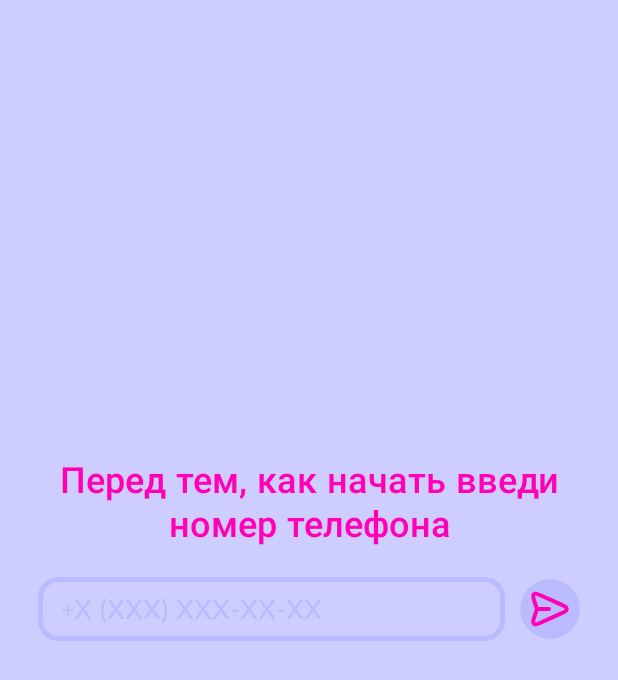
After one commit to Electr1k/Featmap, an Android app: the layout auth_send_phone_number.xml on its own in the app's theme, with its tools: preview values and no code run, on a phone screen of 412 x 824 dp. The commit adds this screen. Shown: the top 680 px of the screen. Run offline under Robolectric (Android 15) with nearby library versions, the phone set to English and light mode, and no system bars.

Commit message:
added auth screen

```diff
--- a/app/src/main/AndroidManifest.xml
+++ b/app/src/main/AndroidManifest.xml
@@ -14,6 +14,8 @@
         tools:targetApi="31">
         <activity
             android:name=".MainActivity"
+            android:screenOrientation="portrait"
+            android:windowSoftInputMode="adjustPan"
             android:exported="true">
             <intent-filter>
                 <action android:name="android.intent.action.MAIN" />
--- /dev/null
+++ b/app/src/main/java/ru/trifonov/featmap/adapter/AuthPagerAdapter.kt
@@ -0,0 +1,91 @@
+package ru.trifonov.featmap.adapter
+
+import android.content.Context
+import android.view.LayoutInflater
+import android.view.View
+import android.view.ViewGroup
+import android.view.inputmethod.InputMethodManager
+import android.widget.EditText
+import android.widget.TextView
+import androidx.cardview.widget.CardView
+import androidx.constraintlayout.widget.ConstraintLayout
+import androidx.core.widget.addTextChangedListener
+import androidx.navigation.NavController
+import androidx.viewpager.widget.PagerAdapter
+import ru.trifonov.featmap.R
+
+
+class AuthPagerAdapter(
+    private val context: Context,
+    private val fragments: List<Int>,
+    private val navController: NavController
+) : PagerAdapter() {
+
+
+    override fun instantiateItem(container: ViewGroup, position: Int): Any {
+        val inflater = LayoutInflater.from(context)
+        val view = inflater.inflate(fragments[position], container, false)
+        when (position){
+            0 -> {
+                val sendNumber = view.findViewById<CardView>(R.id.send)
+                val number = view.findViewById<EditText>(R.id.input_number)
+                val numberMessage = view.findViewById<TextView>(R.id.message_error_number)
+                val verifyGroup = view.findViewById<ConstraintLayout>(R.id.verifyGroup)
+                val sendCode = view.findViewById<CardView>(R.id.verify_code)
+                val code = view.findViewById<EditText>(R.id.input_code)
+                val codeMessage = view.findViewById<TextView>(R.id.message_error_code)
+
+                sendNumber.setOnClickListener {
+                    if (number.text.length != 11){
+                        numberMessage.text = "Введите номер телефона полностью"
+                        numberMessage.visibility = View.VISIBLE
+                    }
+                    else{
+                        val inputMethodManager = context.getSystemService(Context.INPUT_METHOD_SERVICE) as InputMethodManager
+                        inputMethodManager.hideSoftInputFromWindow(number.windowToken, 0)
+                        numberMessage.visibility = View.GONE
+                        verifyGroup.visibility = View.VISIBLE
+                        code.requestFocus()
+                    }
+                }
+
+                sendCode.setOnClickListener {
+                    if (code.text.length != 6){
+                        codeMessage.text = "Слишком короткий код"
+                        codeMessage.visibility = View.VISIBLE
+                    }
+                    else{
+                        val inputMethodManager = context.getSystemService(Context.INPUT_METHOD_SERVICE) as InputMethodManager
+                        inputMethodManager.hideSoftInputFromWindow(code.windowToken, 0)
+                        codeMessage.visibility = View.GONE
+                        println("Success")
+                        navController.navigate(R.id.action_auth_to_map)
+                    }
+                }
+                number.addTextChangedListener{
+                    codeMessage.visibility = View.GONE
+                    numberMessage.visibility = View.GONE
+                }
+                code.addTextChangedListener{
+                    codeMessage.visibility = View.GONE
+                    numberMessage.visibility = View.GONE
+                }
+            }
+        }
+
+        container.addView(view)
+        return view
+    }
+
+    override fun getCount(): Int {
+        return fragments.size
+    }
+
+    override fun isViewFromObject(view: View, obj: Any): Boolean {
+        return view == obj
+    }
+
+    override fun destroyItem(container: ViewGroup, position: Int, obj: Any) {
+        container.removeView(obj as View)
+    }
+}
--- a/app/src/main/java/ru/trifonov/featmap/fragment/AuthScreen.kt
+++ b/app/src/main/java/ru/trifonov/featmap/fragment/AuthScreen.kt
@@ -1,19 +1,18 @@
 package ru.trifonov.featmap.fragment
 
 import android.os.Bundle
-import android.os.Handler
-import android.os.Looper
 import androidx.fragment.app.Fragment
 import android.view.LayoutInflater
 import android.view.View
 import android.view.ViewGroup
-import android.widget.Button
-import android.widget.Toast
 import androidx.navigation.fragment.findNavController
+import androidx.viewpager.widget.ViewPager
 import ru.trifonov.featmap.R
+import ru.trifonov.featmap.adapter.AuthPagerAdapter
 
 
 class AuthScreen : Fragment() {
+    private lateinit var viewPager: ViewPager
 
     override fun onCreateView(
         inflater: LayoutInflater, container: ViewGroup?,
@@ -25,9 +24,8 @@ class AuthScreen : Fragment() {
 
     override fun onViewCreated(view: View, savedInstanceState: Bundle?) {
         super.onViewCreated(view, savedInstanceState)
-        val btn = view.findViewById<Button>(R.id.next_btn)
-        btn.setOnClickListener {
-            findNavController().navigate(R.id.action_auth_to_map)
-        }
+        viewPager = view.findViewById(R.id.view_pager)
+        val fragments = mutableListOf(R.layout.auth_send_phone_number)
+        viewPager.adapter = AuthPagerAdapter(requireContext(), fragments, findNavController())
     }
 }
--- a/app/src/main/java/ru/trifonov/featmap/fragment/SplashScreen.kt
+++ b/app/src/main/java/ru/trifonov/featmap/fragment/SplashScreen.kt
@@ -19,7 +19,7 @@ class SplashScreen : Fragment() {
         savedInstanceState: Bundle?
     ): View? {
         Handler(Looper.getMainLooper()).postDelayed({
-            if (PreferenceManager.getDefaultSharedPreferences(requireContext()).getBoolean("skipOnboarding", true)){
+            if (!PreferenceManager.getDefaultSharedPreferences(requireContext()).getBoolean("skipOnboarding", false)){
                 findNavController().navigate(R.id.action_splash_to_onboarding)
             }
             else findNavController().navigate(R.id.action_splash_to_auth)
--- /dev/null
+++ b/app/src/main/res/drawable/border_phone_input.xml
@@ -0,0 +1,15 @@
+<shape
+    xmlns:android="http://schemas.android.com/apk/res/android"
+    android:shape="rectangle">
+    <solid
+        android:color="@android:color/transparent"/>
+
+    <corners
+        android:bottomRightRadius="12dp"
+        android:bottomLeftRadius="12dp"
+        android:topLeftRadius="12dp"
+        android:topRightRadius="12dp"/>
+    <stroke
+        android:color="@color/btn_blue"
+        android:width="3dp"/>
+</shape>
--- /dev/null
+++ b/app/src/main/res/drawable/send_icon.xml
@@ -0,0 +1,13 @@
+<vector xmlns:android="http://schemas.android.com/apk/res/android"
+    android:width="800dp"
+    android:height="800dp"
+    android:viewportWidth="24"
+    android:viewportHeight="24">
+  <path
+      android:pathData="M11.5,12H5.419M5.246,12.797L4.242,15.799C3.691,17.442 3.416,18.264 3.614,18.77C3.785,19.21 4.153,19.543 4.608,19.67C5.131,19.816 5.922,19.46 7.502,18.749L17.637,14.189C19.18,13.494 19.951,13.147 20.19,12.665C20.397,12.246 20.397,11.754 20.19,11.335C19.951,10.853 19.18,10.506 17.637,9.811L7.485,5.243C5.909,4.534 5.121,4.179 4.598,4.325C4.144,4.451 3.776,4.783 3.604,5.222C3.406,5.727 3.678,6.547 4.222,8.188L5.248,11.279C5.342,11.561 5.389,11.702 5.407,11.846C5.423,11.974 5.423,12.103 5.407,12.231C5.388,12.375 5.341,12.516 5.246,12.797Z"
+      android:strokeLineJoin="round"
+      android:strokeWidth="2"
+      android:fillColor="#00000000"
+      android:strokeColor="#000000"
+      android:strokeLineCap="round"/>
+</vector>
--- /dev/null
+++ b/app/src/main/res/drawable/verify_icon.xml
@@ -0,0 +1,20 @@
+<vector xmlns:android="http://schemas.android.com/apk/res/android"
+    android:width="800dp"
+    android:height="800dp"
+    android:viewportWidth="32"
+    android:viewportHeight="32">
+  <path
+      android:pathData="M3,16L12,25"
+      android:strokeLineJoin="round"
+      android:strokeWidth="2"
+      android:fillColor="#00000000"
+      android:strokeColor="#000000"
+      android:strokeLineCap="round"/>
+  <path
+      android:pathData="M12,25L29,7"
+      android:strokeLineJoin="round"
+      android:strokeWidth="2"
+      android:fillColor="#00000000"
+      android:strokeColor="#000000"
+      android:strokeLineCap="round"/>
+</vector>
--- a/app/src/main/res/layout/auth_screen_fragment.xml
+++ b/app/src/main/res/layout/auth_screen_fragment.xml
@@ -5,21 +5,9 @@
     android:layout_height="match_parent"
     tools:context=".fragment.AuthScreen">
 
-    <TextView
+    <androidx.viewpager.widget.ViewPager
+        android:id="@+id/view_pager"
         android:layout_width="match_parent"
-        android:layout_height="match_parent"
-        android:background="@color/black"
-        android:textColor="@color/white"
-        android:textSize="28sp"
-        android:gravity="center"
-        android:text="auth" />
-
-    <Button
-        android:id="@+id/next_btn"
-        android:layout_width="wrap_content"
-        android:layout_height="wrap_content"
-        android:text="next"
-        android:layout_marginBottom="40dp"
-        android:layout_marginEnd="40dp"
-        android:layout_gravity="bottom|end"/>
+        android:background="@color/light_blue"
+        android:layout_height="match_parent"/>
 </FrameLayout>
--- /dev/null
+++ b/app/src/main/res/layout/auth_send_phone_number.xml
@@ -0,0 +1,154 @@
+<?xml version="1.0" encoding="utf-8"?>
+<androidx.constraintlayout.widget.ConstraintLayout xmlns:android="http://schemas.android.com/apk/res/android"
+    android:layout_width="match_parent"
+    android:layout_height="match_parent"
+    android:background="@color/light_blue"
+    xmlns:app="http://schemas.android.com/apk/res-auto">
+    <TextView
+        android:id="@+id/text"
+        android:layout_width="wrap_content"
+        android:layout_height="wrap_content"
+        android:fontFamily="@font/montserrat_semibold"
+        android:paddingHorizontal="25dp"
+        android:text="@string/input_phone_number"
+        android:textAlignment="center"
+        android:textColor="@color/pink"
+        android:textSize="24sp"
+        android:layout_marginBottom="150dp"
+        app:layout_constraintEnd_toEndOf="parent"
+        app:layout_constraintStart_toStartOf="parent"
+        app:layout_constraintBottom_toBottomOf="parent"
+        app:layout_constraintTop_toTopOf="parent" />
+    <EditText
+        android:id="@+id/input_number"
+        android:layout_width="0dp"
+        android:layout_height="wrap_content"
+        app:layout_constraintEnd_toEndOf="parent"
+        android:hint="@string/example_phone_number"
+        android:layout_marginStart="25dp"
+        android:layout_marginTop="15dp"
+        android:textColorHint="@color/btn_blue"
+        android:paddingHorizontal="15dp"
+        android:layout_marginEnd="10dp"
+        android:textColor="@color/pink"
+        android:fontFamily="@font/montserrat"
+        android:paddingVertical="7dp"
+        android:inputType="number"
+        android:maxLines="1"
+        android:maxLength="11"
+        android:background="@drawable/border_phone_input"
+        app:layout_constraintStart_toStartOf="parent"
+        app:layout_constraintEnd_toStartOf="@id/send"
+        app:layout_constraintTop_toBottomOf="@+id/text"/>
+    <androidx.cardview.widget.CardView
+        android:id="@+id/send"
+        android:layout_width="40dp"
+        android:layout_height="40dp"
+        android:layout_marginEnd="25dp"
+        app:cardBackgroundColor="@color/btn_blue"
+        app:cardElevation="0dp"
+        android:focusable="true"
+        android:clickable="true"
+        android:foreground="?android:attr/selectableItemBackground"
+        app:cardCornerRadius="20dp"
+        app:layout_constraintTop_toTopOf="@id/input_number"
+        app:layout_constraintBottom_toBottomOf="@id/input_number"
+        app:layout_constraintStart_toEndOf="@id/input_number"
+        android:layout_gravity="center"
+        app:layout_constraintEnd_toEndOf="parent">
+        <ImageView
+            android:layout_width="match_parent"
+            android:layout_height="match_parent"
+            app:tint="@color/pink"
+            android:padding="4dp"
+            android:src="@drawable/send_icon"
+            />
+    </androidx.cardview.widget.CardView>
+    <TextView
+        android:id="@+id/message_error_number"
+        android:layout_width="wrap_content"
+        android:layout_height="wrap_content"
+        android:visibility="gone"
+        android:layout_marginStart="10dp"
+        app:layout_constraintTop_toBottomOf="@+id/input_number"
+        app:layout_constraintStart_toStartOf="@id/input_number"
+        android:textColor="@color/red"/>
+    <androidx.constraintlayout.widget.ConstraintLayout
+        android:id="@+id/verifyGroup"
+        android:layout_width="match_parent"
+        android:layout_height="wrap_content"
+        android:layout_marginTop="40dp"
+        android:visibility="gone"
+        app:layout_constraintEnd_toEndOf="parent"
+        app:layout_constraintStart_toStartOf="parent"
+        app:layout_constraintTop_toBottomOf="@id/message_error_number">
+
+        <TextView
+            android:id="@+id/verify_text"
+            android:layout_width="wrap_content"
+            android:layout_height="wrap_content"
+            android:fontFamily="@font/montserrat_semibold"
+            android:paddingHorizontal="25dp"
+            android:text="@string/input_code"
+            android:textAlignment="center"
+            android:textColor="@color/pink"
+            android:textSize="20sp"
+            app:layout_constraintEnd_toEndOf="parent"
+            app:layout_constraintStart_toStartOf="parent"
+            app:layout_constraintTop_toTopOf="parent"/>
+        <EditText
+            android:id="@+id/input_code"
+            android:layout_width="0dp"
+            android:layout_height="wrap_content"
+            app:layout_constraintEnd_toEndOf="parent"
+            android:hint="@string/example_verefy_code"
+            android:layout_marginStart="25dp"
+            android:layout_marginTop="10dp"
+            android:maxLines="1"
+            android:maxLength="6"
+            android:textColorHint="@color/btn_blue"
+            android:paddingHorizontal="15dp"
+            android:layout_marginEnd="10dp"
+            android:textColor="@color/pink"
+            android:fontFamily="@font/montserrat"
+            android:paddingVertical="7dp"
+            android:inputType="number"
+            android:background="@drawable/border_phone_input"
+            app:layout_constraintStart_toStartOf="parent"
+            app:layout_constraintEnd_toStartOf="@id/verify_code"
+            app:layout_constraintTop_toBottomOf="@+id/verify_text"/>
+        <androidx.cardview.widget.CardView
+            android:id="@+id/verify_code"
+            android:layout_width="40dp"
+            android:layout_height="40dp"
+            android:layout_marginEnd="25dp"
+            app:cardBackgroundColor="@color/btn_blue"
+            app:cardElevation="0dp"
+            android:focusable="true"
+            android:clickable="true"
+            android:foreground="?android:attr/selectableItemBackground"
+            app:cardCornerRadius="20dp"
+            app:layout_constraintTop_toTopOf="@id/input_code"
+            app:layout_constraintBottom_toBottomOf="@id/input_code"
+            app:layout_constraintStart_toEndOf="@id/input_code"
+            app:layout_constraintEnd_toEndOf="parent">
+            <ImageView
+                android:layout_width="match_parent"
+                android:layout_height="match_parent"
+                app:tint="@color/pink"
+                android:padding="7dp"
+                android:src="@drawable/verify_icon"
+                />
+        </androidx.cardview.widget.CardView>
+        <TextView
+            android:id="@+id/message_error_code"
+            android:layout_width="wrap_content"
+            android:layout_height="wrap_content"
+            android:visibility="gone"
+            android:layout_marginStart="10dp"
+            app:layout_constraintTop_toBottomOf="@+id/input_code"
+            app:layout_constraintStart_toStartOf="@id/input_code"
+            android:textColor="@color/red"/>
+    </androidx.constraintlayout.widget.ConstraintLayout>
+
+</androidx.constraintlayout.widget.ConstraintLayout>
--- a/app/src/main/res/values/strings.xml
+++ b/app/src/main/res/values/strings.xml
@@ -4,5 +4,9 @@
     <string name="onboarding_first">Ищи ближайшие мероприятия</string>
     <string name="onboarding_second">Посещай интересные места</string>
     <string name="onboarding_third">Знакомься с новыми людьми</string>
+    <string name="input_phone_number">Перед тем, как начать введи номер телефона</string>
+    <string name="example_phone_number">+X (XXX) XXX-XX-XX</string>
+    <string name="input_code">Отправь код из СМС</string>
+    <string name="example_verefy_code">123456</string>
 
 </resources>
```
